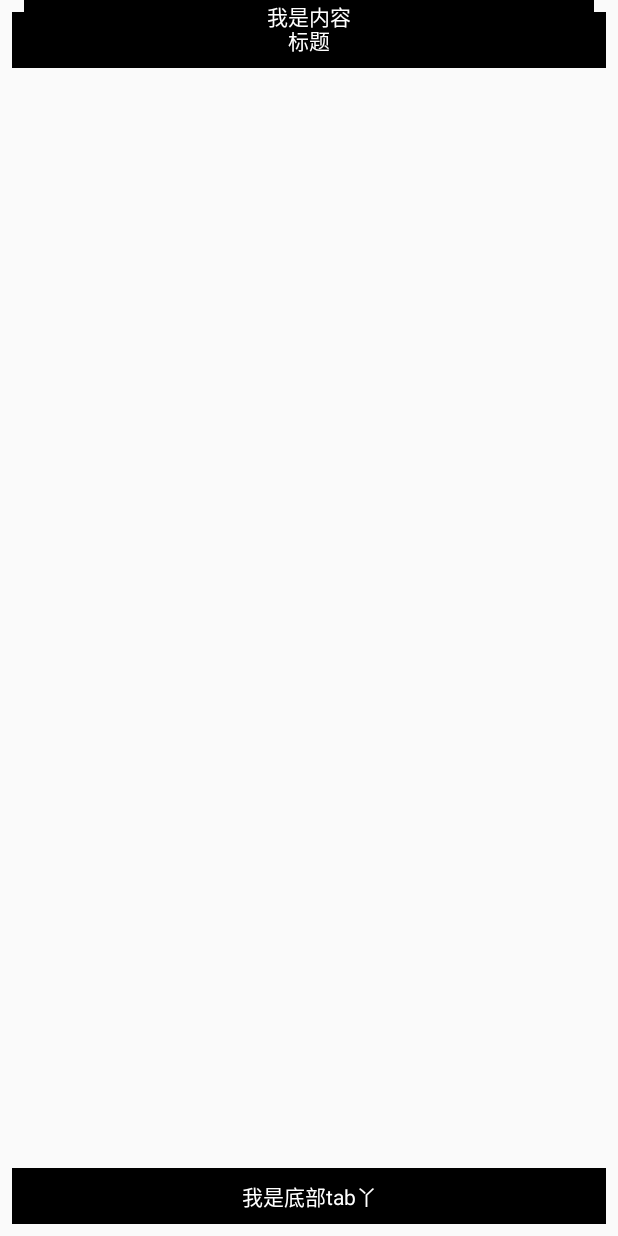
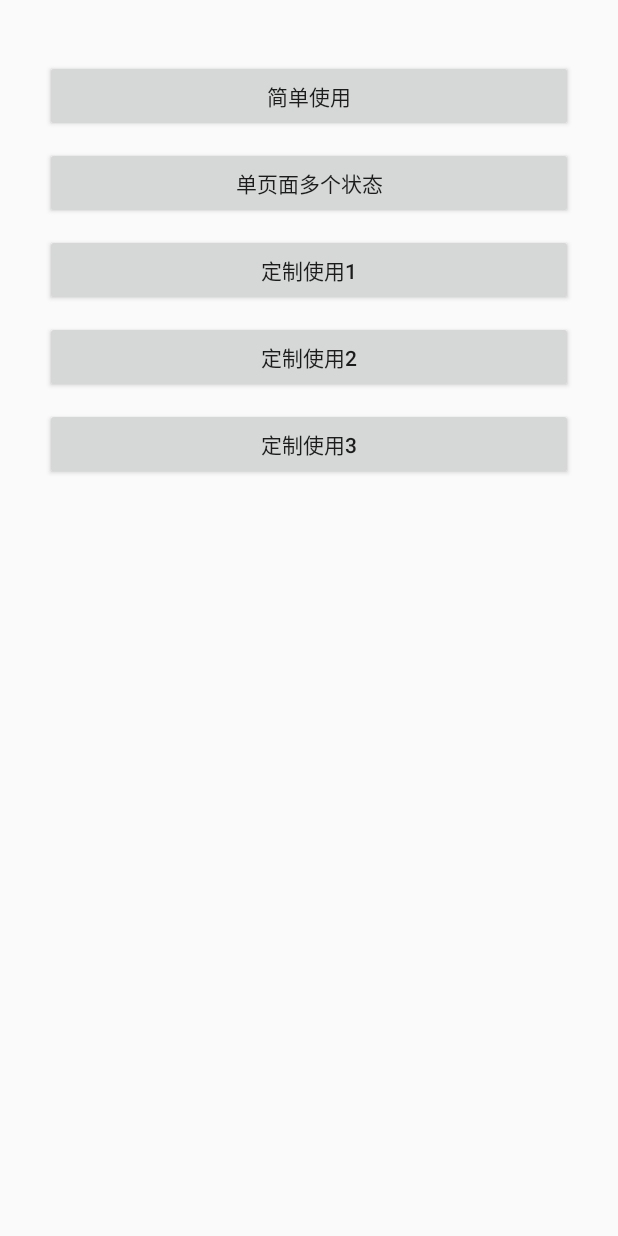
Before and after one commit to YuJunKui1995/PageStatusHelper, an Android app: the layout activity_main.xml on its own in the app's theme, with its tools: preview values and no code run, on a phone screen of 412 x 824 dp. Run offline under Robolectric (Android 15) with nearby library versions, the phone set to English and light mode, and no system bars.

Commit message:
新增简单demo

```diff
--- a/app/build.gradle
+++ b/app/build.gradle
@@ -16,6 +16,10 @@ android {
             proguardFiles getDefaultProguardFile('proguard-android.txt'), 'proguard-rules.pro'
         }
     }
+    compileOptions {
+        sourceCompatibility JavaVersion.VERSION_1_8
+        targetCompatibility JavaVersion.VERSION_1_8
+    }
 }
 
 dependencies {
--- a/app/src/main/AndroidManifest.xml
+++ b/app/src/main/AndroidManifest.xml
@@ -16,6 +16,9 @@
                 <category android:name="android.intent.category.LAUNCHER" />
             </intent-filter>
         </activity>
+
+        <activity android:name=".SimpleActivity" />
+
     </application>
 
 </manifest>
--- a/app/src/main/res/layout/activity_main.xml
+++ b/app/src/main/res/layout/activity_main.xml
@@ -1,49 +1,38 @@
 <?xml version="1.0" encoding="utf-8"?>
-<android.support.constraint.ConstraintLayout xmlns:android="http://schemas.android.com/apk/res/android"
-    xmlns:app="http://schemas.android.com/apk/res-auto"
-    xmlns:tools="http://schemas.android.com/tools"
+<LinearLayout xmlns:android="http://schemas.android.com/apk/res/android"
     android:layout_width="match_parent"
     android:layout_height="match_parent"
-    tools:context=".test.MainActivity">
+    android:orientation="vertical"
+    android:paddingTop="30dp">
 
-    <TextView
-        android:id="@+id/textView"
-        android:layout_width="match_parent"
-        android:layout_height="wrap_content"
-        android:layout_margin="8dp"
-        android:background="#000"
-        android:gravity="center"
-        android:padding="8dp"
-        android:text="标题"
-        android:textColor="#fff"
-        app:layout_constraintEnd_toEndOf="parent"
-        app:layout_constraintTop_toTopOf="parent" />
+    <Button
+        android:id="@+id/btn_simple1"
+        style="@style/btn_style"
+        android:onClick="onClick"
+        android:text="简单使用" />
 
+    <Button
+        android:id="@+id/btn_simple2"
+        style="@style/btn_style"
+        android:onClick="onClick"
+        android:text="单页面多个状态" />
 
-    <TextView
-        android:id="@+id/content"
-        android:layout_width="match_parent"
-        android:layout_height="wrap_content"
-        android:layout_margin="24px"
-        android:background="#000"
-        android:gravity="center"
-        android:text="我是内容"
-        android:textColor="#fff"
-      ></TextView>
+    <Button
+        android:onClick="onClick"
+        android:id="@+id/btn_simple3"
+        style="@style/btn_style"
+        android:text="定制使用1" />
 
+    <Button
+        android:onClick="onClick"
+        android:id="@+id/btn_simple4"
+        style="@style/btn_style"
+        android:text="定制使用2" />
 
-    <TextView
-        android:id="@+id/textView2"
-        android:layout_width="match_parent"
-        android:layout_height="wrap_content"
-        android:layout_margin="8dp"
-        android:background="#000"
-        android:gravity="center"
-        android:padding="8dp"
-        android:text="我是底部tab丫"
-        android:textColor="#fff"
-        app:layout_constraintBottom_toBottomOf="parent"
-        app:layout_constraintEnd_toEndOf="parent"
-        app:layout_constraintStart_toStartOf="parent" />
+    <Button
+        android:onClick="onClick"
+        android:id="@+id/btn_simple5"
+        style="@style/btn_style"
+        android:text="定制使用3" />
 
-</android.support.constraint.ConstraintLayout>
+</LinearLayout>
--- /dev/null
+++ b/app/src/main/res/values/dimens.xml
@@ -0,0 +1,8 @@
+<?xml version="1.0" encoding="utf-8"?>
+<resources>
+
+    <dimen name="btn_horizontal_margin">30dp</dimen>
+    <dimen name="btn_top_horizontal_margin">10dp</dimen>
+    <dimen name="btn_margin_top">10dp</dimen>
+
+</resources>
--- a/app/src/main/res/values/styles.xml
+++ b/app/src/main/res/values/styles.xml
@@ -8,4 +8,18 @@
         <item name="colorAccent">@color/colorAccent</item>
     </style>
 
+    <style name="btn_style">
+        <item name="android:layout_width">match_parent</item>
+        <item name="android:layout_height">wrap_content</item>
+        <item name="android:layout_marginStart">@dimen/btn_horizontal_margin</item>
+        <item name="android:layout_marginEnd">@dimen/btn_horizontal_margin</item>
+        <item name="android:layout_marginTop">@dimen/btn_margin_top</item>
+    </style>
+
+    <style name="btn_top_style">
+        <item name="android:layout_width">wrap_content</item>
+        <item name="android:layout_height">wrap_content</item>
+        <item name="android:layout_marginStart">@dimen/btn_top_horizontal_margin</item>
+    </style>
+
 </resources>
--- a/pagestatushelper/src/main/java/com/smartcity/commonbase/widget/pagestatus/ColorUtils.java
+++ b/pagestatushelper/src/main/java/com/smartcity/commonbase/widget/pagestatus/ColorUtils.java
@@ -23,8 +23,8 @@ public class ColorUtils {
     public static String reserveColor(String originalColor) {
         StringBuilder sb = new StringBuilder().append("#");
 
-        if (!originalColor.startsWith("#")){
-            originalColor="#"+originalColor;
+        if (!originalColor.startsWith("#")) {
+            originalColor = "#" + originalColor;
         }
         //==9则 带了透明值  消除透明值
         int start = originalColor.length() == 9 ? 3 : 1;
@@ -44,6 +44,7 @@ public class ColorUtils {
      */
     public static String obtainBgColor(View v) {
 
+        v = (View) v.getParent();
         try {
             Drawable background = v.getBackground();
             if (background == null) {
```
Also changed, not shown: app/src/main/java/com/smartcity/commonbase/widget/pagestatus/test/MainActivity.java (+19 -13 lines), app/src/main/java/com/smartcity/commonbase/widget/pagestatus/test/SimpleActivity.java (added, +85 -0 lines), app/src/main/res/layout/activity_simple.xml (added, +76 -0 lines).
